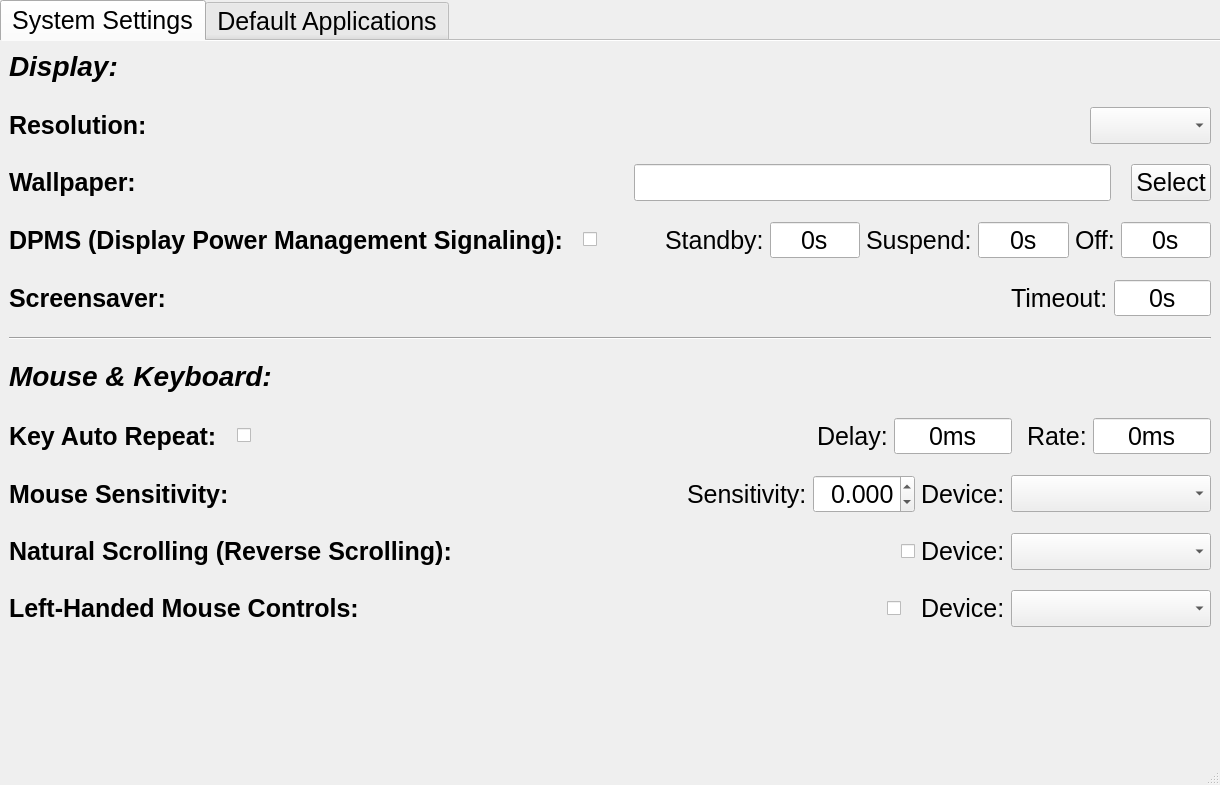
Old version of the form ui/Mulberry.ui in the repository alpqn/xmulberry.
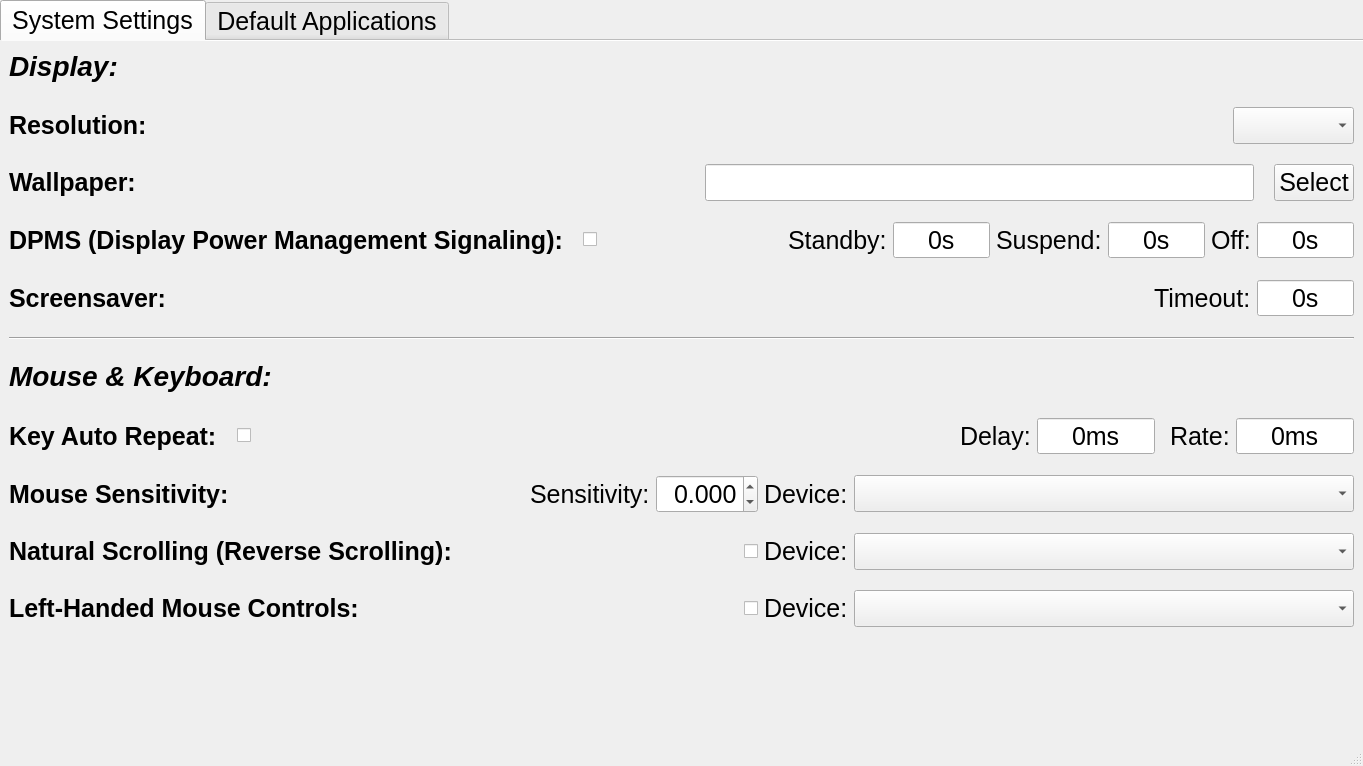
New version of the form.

Commit message: Fix checkbox offset bug.

```diff
--- a/ui/Mulberry.ui
+++ b/ui/Mulberry.ui
@@ -6,8 +6,8 @@
    <rect>
     <x>0</x>
     <y>0</y>
-    <width>1220</width>
-    <height>785</height>
+    <width>1363</width>
+    <height>766</height>
    </rect>
   </property>
   <property name="font">
@@ -79,8 +79,8 @@
             <rect>
              <x>0</x>
              <y>0</y>
-             <width>1220</width>
-             <height>718</height>
+             <width>1363</width>
+             <height>699</height>
             </rect>
            </property>
            <property name="font">
@@ -778,7 +778,7 @@
                     <widget class="QComboBox" name="mouseSensitivityComboBox">
                      <property name="minimumSize">
                       <size>
-                       <width>200</width>
+                       <width>500</width>
                        <height>0</height>
                       </size>
                      </property>
@@ -859,7 +859,7 @@
                     <widget class="QComboBox" name="rScrollingComboBox">
                      <property name="minimumSize">
                       <size>
-                       <width>200</width>
+                       <width>500</width>
                        <height>0</height>
                       </size>
                      </property>
@@ -904,13 +904,6 @@
                   </property>
                  </spacer>
                 </item>
-                <item>
-                 <widget class="QCheckBox" name="lefthanded">
-                  <property name="text">
-                   <string/>
-                  </property>
-                 </widget>
-                </item>
                 <item>
                  <widget class="QWidget" name="lefthandedValues" native="true">
                   <layout class="QHBoxLayout" name="horizontalLayout_7">
@@ -926,6 +919,13 @@
                    <property name="bottomMargin">
                     <number>0</number>
                    </property>
+                   <item>
+                    <widget class="QCheckBox" name="lefthanded">
+                     <property name="text">
+                      <string/>
+                     </property>
+                    </widget>
+                   </item>
                    <item>
                     <widget class="QLabel" name="deviceLabel_2">
                      <property name="toolTip">
@@ -940,7 +940,7 @@
                     <widget class="QComboBox" name="lefthandedComboBox">
                      <property name="minimumSize">
                       <size>
-                       <width>200</width>
+                       <width>500</width>
                        <height>0</height>
                       </size>
                      </property>
```
Left out of the diff: 4 changed lines with no effect on the pictures.
